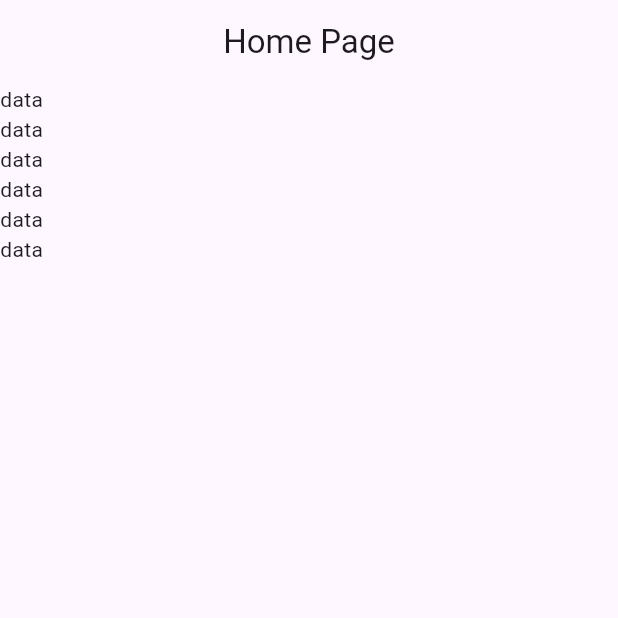
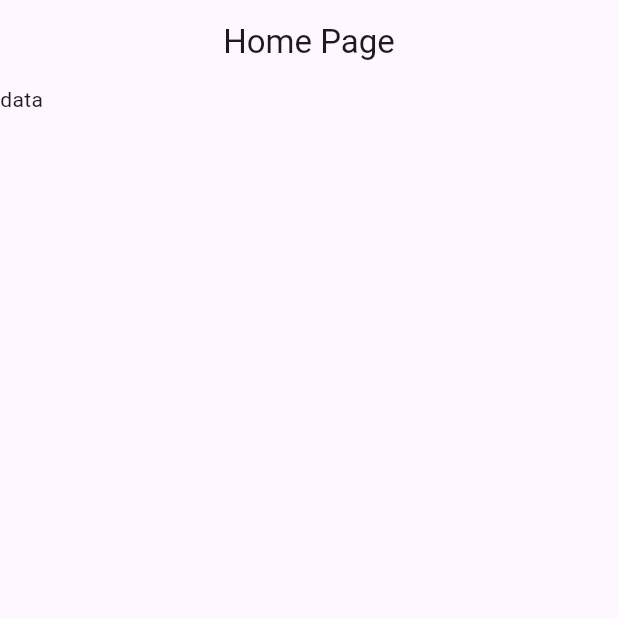
Before and after one commit to fahimshahariar09/medical_store, a Flutter app: the screen it shows after launch, on a phone screen of 412 x 824 dp, the top half of it. Run offline on Flutter 3.47's test engine with Material 3 defaults, Android fonts, the phone set to English and light mode, and no system bars.

Commit message:
first commit

```diff
--- a/lib/view/screen/home_page.dart
+++ b/lib/view/screen/home_page.dart
@@ -13,10 +13,7 @@ class HomePage extends StatelessWidget {
       body: Column(
         children: [
           Text("data"),
-          Text("data"),
-          Text("data"),Text("data"),
-          Text("data"),
-          Text("data"),
+
         ],
       ),
     );
```
